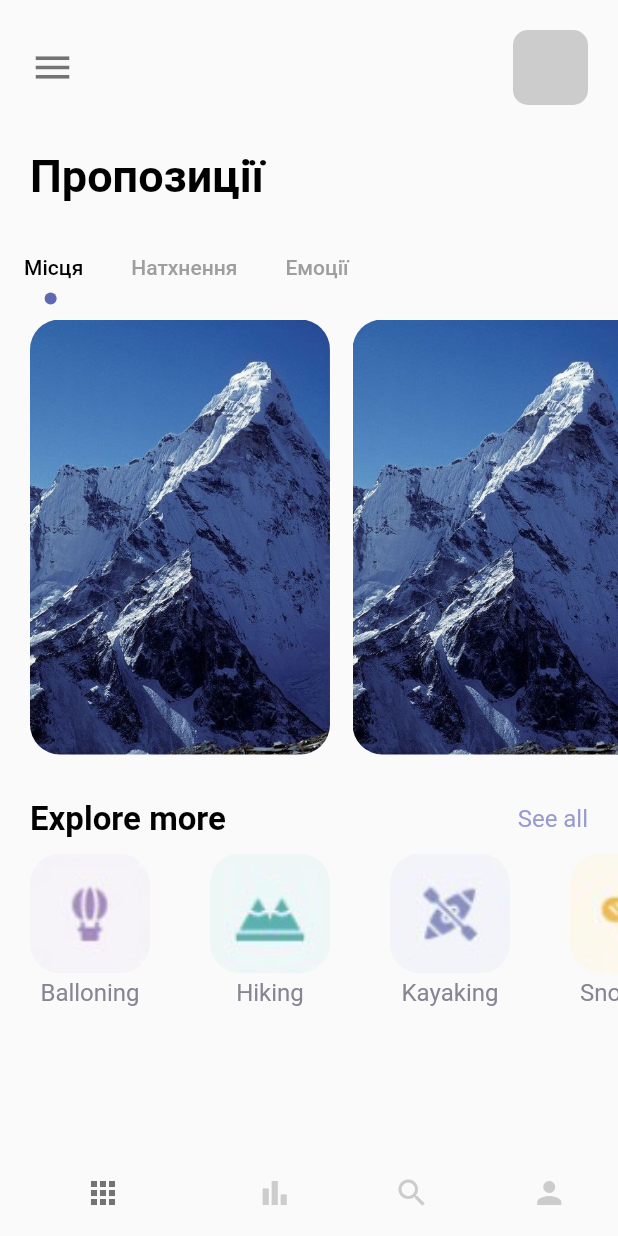
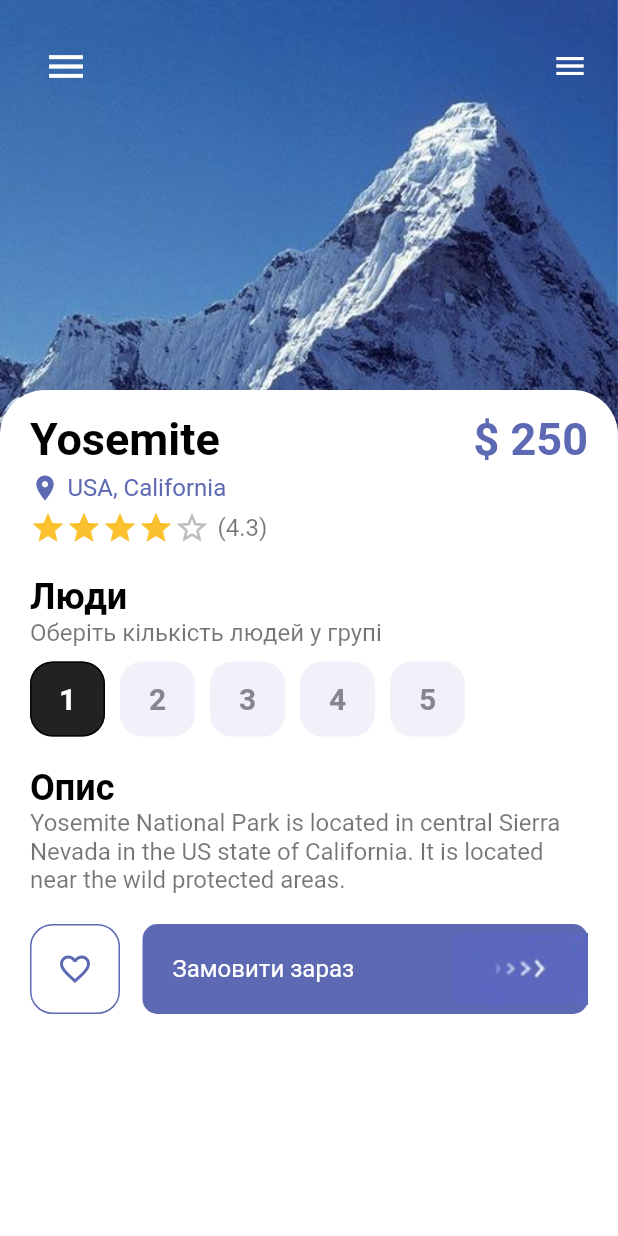
Before and after one commit to valeriistefanyk/travel-app, a Flutter app: the screen it shows after launch, on a phone screen of 412 x 824 dp. Run offline on Flutter 3.47's test engine with Material 2 defaults, Android fonts, the light colour scheme and no system bars.

Commit message:
Create DetailScreen

```diff
--- a/lib/app.dart
+++ b/lib/app.dart
@@ -1,5 +1,6 @@
 import 'package:flutter/material.dart';
 import 'screens/welcome_screen.dart';
+import 'screens/detail_page.dart';
 import 'screens/main_screen.dart';
 
 class MyApp extends StatelessWidget {
@@ -9,7 +10,7 @@
   @override
   Widget build(BuildContext context) {
     return const MaterialApp(
-      home: MainScreen(),
+      home: DetailPage(),
     );
   }
 }
--- /dev/null
+++ b/lib/screens/detail_page.dart
@@ -0,0 +1,182 @@
+import 'package:flutter/material.dart';
+import 'package:travel_app/misc/colors.dart';
+import 'package:travel_app/widgets/app_buttons.dart';
+import 'package:travel_app/widgets/app_text.dart';
+import 'package:travel_app/widgets/responsive_button.dart';
+import '../widgets/appbar_widget.dart';
+
+class DetailPage extends StatefulWidget {
+  const DetailPage({Key? key}) : super(key: key);
+
+  @override
+  State<DetailPage> createState() => _DetailPageState();
+}
+
+class _DetailPageState extends State<DetailPage> {
+  var detailData = {
+    "title": "Yosemite",
+    "price": "\$ 250",
+    "location": "USA, California",
+    "rating": 4.32,
+    "maximum_number_of_people": 5,
+    "description":
+        "Yosemite National Park is located in central Sierra Nevada in the US state of California. It is located near the wild protected areas.",
+  };
+
+  var numberPeopleIndexChosen = 0;
+
+  @override
+  Widget build(BuildContext context) {
+    return Scaffold(
+      body: SafeArea(
+        child: Stack(children: [
+          Image.asset(
+            "assets/images/mountain.jpeg",
+            height: 300,
+            width: double.maxFinite,
+            fit: BoxFit.cover,
+            alignment: Alignment.topCenter,
+          ),
+          AppBarWidget(
+            leftIconPressed: () {},
+            iconColor: Colors.white,
+            rightAction: const Icon(
+              Icons.menu,
+              color: Colors.white,
+            ),
+          ),
+          Container(
+            margin: const EdgeInsets.only(top: 260),
+            height: double.maxFinite,
+            width: MediaQuery.of(context).size.width,
+            decoration: const BoxDecoration(
+              color: Colors.white,
+              borderRadius: BorderRadius.only(
+                topLeft: Radius.circular(30),
+                topRight: Radius.circular(30),
+              ),
+            ),
+            child: SingleChildScrollView(
+              child: Padding(
+                padding: const EdgeInsets.symmetric(
+                  horizontal: 20,
+                  vertical: 15,
+                ),
+                child: Column(
+                    crossAxisAlignment: CrossAxisAlignment.start,
+                    children: [
+                      Row(
+                        mainAxisAlignment: MainAxisAlignment.spaceBetween,
+                        children: [
+                          AppLargeText(detailData["title"] as String),
+                          AppLargeText(
+                            detailData["price"] as String,
+                            color: AppColors.mainColor,
+                          ),
+                        ],
+                      ),
+                      const SizedBox(height: 5),
+                      Row(
+                        children: [
+                          const Icon(
+                            Icons.location_on,
+                            size: 20,
+                            color: AppColors.mainColor,
+                          ),
+                          const SizedBox(width: 5),
+                          AppText(
+                            detailData["location"] as String,
+                            color: AppColors.mainColor,
+                          ),
+                        ],
+                      ),
+                      const SizedBox(height: 5),
+                      Row(
+                        children: [
+                          Wrap(
+                            children:
+                                getRatingStar(detailData["rating"] as double),
+                          ),
+                          const SizedBox(width: 5),
+                          AppText(
+                              "(${(detailData["rating"] as double).toStringAsFixed(1)})")
+                        ],
+                      ),
+                      const SizedBox(height: 20),
+                      const AppLargeText("Люди", size: 24),
+                      const AppText("Оберіть кількість людей у групі"),
+                      const SizedBox(height: 10),
+                      SizedBox(
+                          height: 50,
+                          child: ListView.builder(
+                            scrollDirection: Axis.horizontal,
+                            itemCount:
+                                detailData["maximum_number_of_people"] as int,
+                            itemBuilder: (_, index) => Padding(
+                              padding: const EdgeInsets.only(right: 10),
+                              child: AppButtons(
+                                  onTap: () => choiceOfNumberOfPeople(index),
+                                  text: (index + 1).toString(),
+                                  color: numberPeopleIndexChosen == index
+                                      ? Colors.white
+                                      : AppColors.textColor2,
+                                  backgroundColor:
+                                      numberPeopleIndexChosen == index
+                                          ? Colors.black87
+                                          : AppColors.buttonBackground,
+                                  borderColor: numberPeopleIndexChosen == index
+                                      ? Colors.black87
+                                      : AppColors.buttonBackground),
+                            ),
+                          )),
+                      const SizedBox(height: 20),
+                      const AppLargeText("Опис", size: 24),
+                      AppText(detailData["description"] as String),
+                      const SizedBox(height: 20),
+                      Row(
+                        children: [
+                          AppButtons(
+                            onTap: () {},
+                            size: 60,
+                            color: AppColors.mainColor,
+                            borderColor: AppColors.mainColor,
+                            backgroundColor: Colors.transparent,
+                            isIcon: true,
+                            icon: Icons.favorite_border,
+                          ),
+                          const SizedBox(width: 15),
+                          ResponsiveButton(
+                            isResponsive: true,
+                          ),
+                        ],
+                      )
+                    ]),
+              ),
+            ),
+          ),
+        ]),
+      ),
+    );
+  }
+
+  void choiceOfNumberOfPeople(index) {
+    setState(() {
+      numberPeopleIndexChosen = index;
+    });
+  }
+
+  List<Icon> getRatingStar(double rating) {
+    return List.generate(
+      5,
+      (index) => rating / (index + 1) >= 1
+          ? Icon(
+              Icons.star,
+              color: Colors.yellow[700],
+            )
+          : Icon(
+              Icons.star_border,
+              color: Colors.grey[400],
+            ),
+    );
+  }
+}
--- a/lib/screens/navscreens/home_screen.dart
+++ b/lib/screens/navscreens/home_screen.dart
@@ -1,6 +1,7 @@
 import 'package:flutter/material.dart';
 import '../../misc/colors.dart';
 import '../../widgets/app_text.dart';
+import '../../widgets/appbar_widget.dart';
 
 class HomeScreen extends StatefulWidget {
   const HomeScreen({Key? key}) : super(key: key);
@@ -39,21 +40,15 @@
           child: Column(
             crossAxisAlignment: CrossAxisAlignment.start,
             children: [
-              Container(
-                padding: const EdgeInsets.only(top: 20, left: 20, right: 20),
-                child: Row(
-                  mainAxisAlignment: MainAxisAlignment.spaceBetween,
-                  children: [
-                    const Icon(Icons.menu, size: 30, color: Colors.black54),
-                    Container(
+              AppBarWidget(
+                leftIconPressed: () {},
+                rightAction: Container(
                   width: 50,
                   height: 50,
                   decoration: BoxDecoration(
                     borderRadius: BorderRadius.circular(10),
                     color: Colors.grey.withOpacity(0.5),
                   ),
-                    ),
-                  ],
                 ),
               ),
               const SizedBox(height: 30),
--- /dev/null
+++ b/lib/widgets/app_buttons.dart
@@ -0,0 +1,55 @@
+import 'package:flutter/material.dart';
+import 'package:travel_app/widgets/app_text.dart';
+
+class AppButtons extends StatelessWidget {
+  final Color color;
+  final String? text;
+  final IconData? icon;
+  final bool isIcon;
+  final Color backgroundColor;
+  final double size;
+  final Color? borderColor;
+  final VoidCallback onTap;
+
+  const AppButtons({
+    this.text = "",
+    this.icon,
+    this.isIcon = false,
+    required this.onTap,
+    required this.color,
+    required this.backgroundColor,
+    this.borderColor,
+    this.size = 50,
+    Key? key,
+  }) : super(key: key);
+
+  @override
+  Widget build(BuildContext context) {
+    return InkWell(
+      onTap: onTap,
+      child: Container(
+        width: size,
+        height: size,
+        decoration: BoxDecoration(
+          color: backgroundColor,
+          borderRadius: BorderRadius.circular(15),
+          border: Border.all(
+            color: borderColor ?? backgroundColor,
+            width: 1.0,
+          ),
+        ),
+        child: Center(
+            child: isIcon
+                ? Icon(
+                    icon,
+                    color: color,
+                  )
+                : AppLargeText(
+                    text!,
+                    color: color,
+                    size: 20,
+                  )),
+      ),
+    );
+  }
+}
--- /dev/null
+++ b/lib/widgets/appbar_widget.dart
@@ -0,0 +1,31 @@
+import 'package:flutter/material.dart';
+
+class AppBarWidget extends StatelessWidget {
+  final Widget rightAction;
+  final Color iconColor;
+  final VoidCallback leftIconPressed;
+
+  const AppBarWidget({
+    required this.rightAction,
+    required this.leftIconPressed,
+    Key? key,
+    this.iconColor = Colors.black54,
+  }) : super(key: key);
+
+  @override
+  Widget build(BuildContext context) {
+    return Container(
+      padding: const EdgeInsets.only(top: 20, left: 20, right: 20),
+      child: Row(
+        mainAxisAlignment: MainAxisAlignment.spaceBetween,
+        children: [
+          IconButton(
+            onPressed: leftIconPressed,
+            icon: Icon(Icons.menu, size: 30, color: iconColor),
+          ),
+          rightAction,
+        ],
+      ),
+    );
+  }
+}
--- a/lib/widgets/responsive_button.dart
+++ b/lib/widgets/responsive_button.dart
@@ -1,4 +1,5 @@
 import 'package:flutter/material.dart';
+import 'package:travel_app/widgets/app_text.dart';
 import '../misc/colors.dart';
 
 class ResponsiveButton extends StatelessWidget {
@@ -7,24 +8,33 @@
 
   const ResponsiveButton({
     Key? key,
-    this.width,
+    this.width = 120,
     this.isResponsive = false,
   }) : super(key: key);
 
   @override
   Widget build(BuildContext context) {
-    return Container(
-      width: width,
+    return Flexible(
+      child: Container(
+        width: isResponsive ? double.maxFinite : width,
         height: 60,
         decoration: BoxDecoration(
           borderRadius: BorderRadius.circular(10),
           color: AppColors.mainColor,
         ),
         child: Row(
-        mainAxisAlignment: MainAxisAlignment.center,
+          mainAxisAlignment: isResponsive
+              ? MainAxisAlignment.spaceBetween
+              : MainAxisAlignment.center,
           children: [
+            if (isResponsive)
+              const Padding(
+                padding: EdgeInsets.only(left: 20.0),
+                child: AppText("Замовити зараз", color: Colors.white),
+              ),
             Image.asset("assets/images/button-one.png"),
           ],
+        ),
       ),
     );
   }
```
Also changed, not shown: 1 other file. Lines whose indentation alone changed are shown as unchanged.
